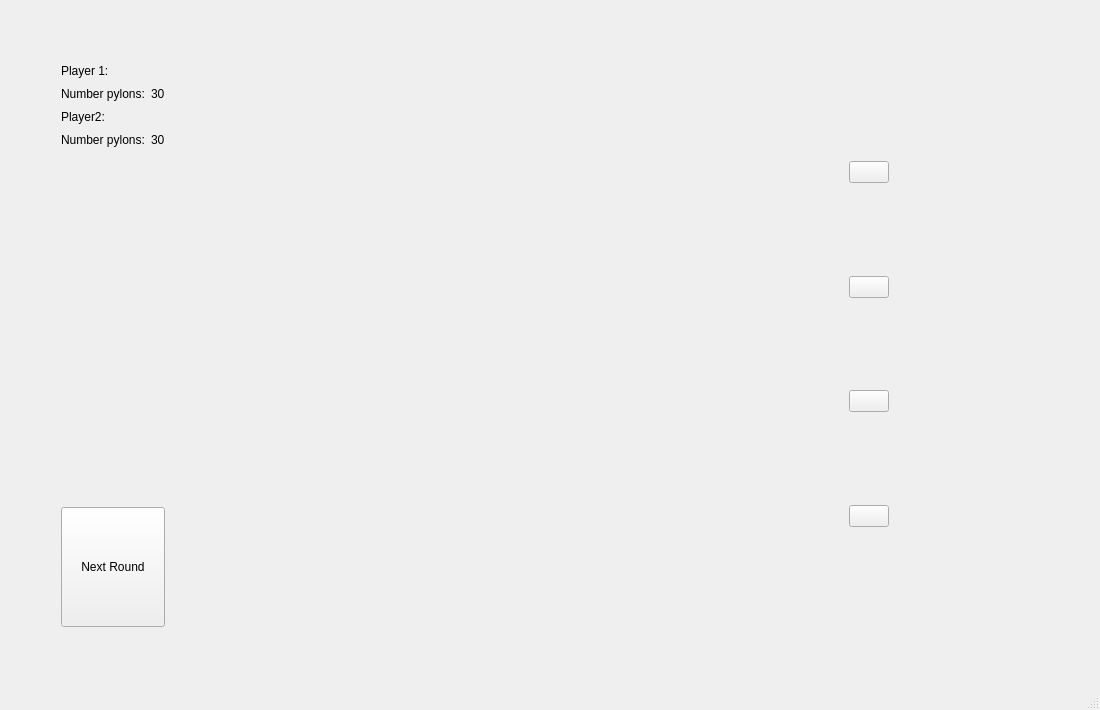
This is GUI/GameWindow.ui in Offuru/Left-4-Code as Qt 5 draws it before an edit. The edited form follows.
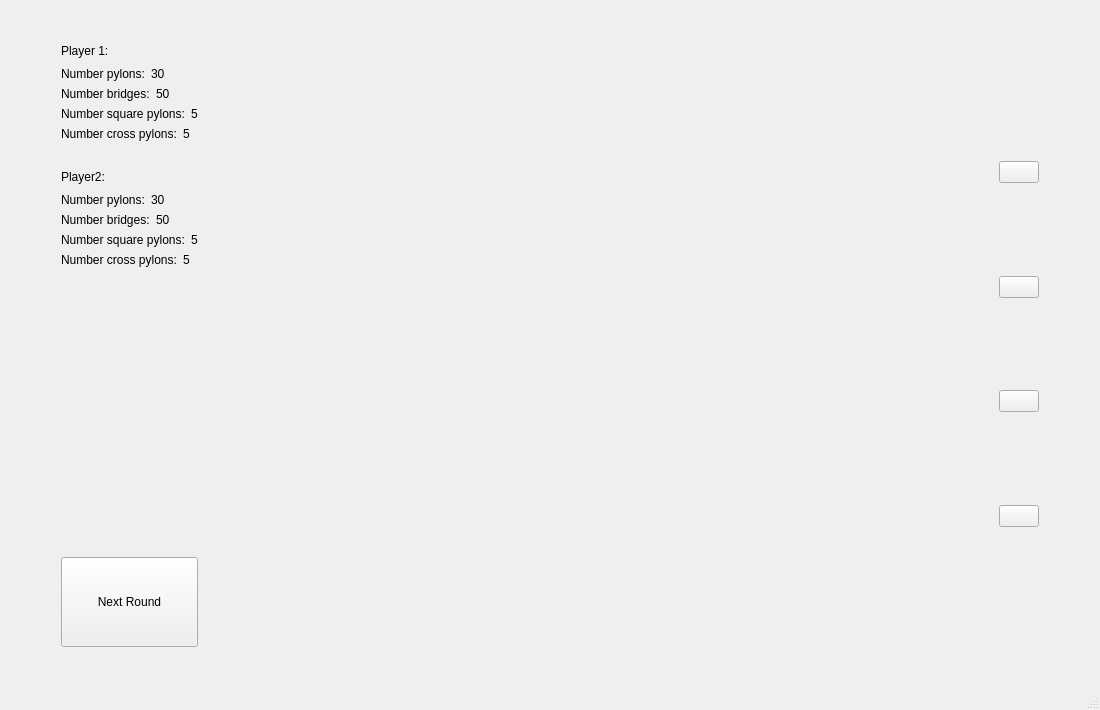
This is the edited form. Icons and pictures are not drawn.

Commit message: Added functionality to change the number of big pylons and bridges Added info about player's number of pylons and bridges on game window Made the debuilder move after a player's turn ended

Diff of the .ui file:
```diff
--- a/GUI/GameWindow.ui
+++ b/GUI/GameWindow.ui
@@ -14,17 +14,17 @@
    <string>GameWindow</string>
   </property>
   <widget class="QWidget" name="centralWidget">
-   <layout class="QHBoxLayout" name="horizontalLayout">
+   <layout class="QHBoxLayout" name="horizontalLayout_2">
     <item>
      <layout class="QGridLayout" name="gridLayout_4">
       <property name="leftMargin">
        <number>50</number>
       </property>
       <property name="topMargin">
-       <number>50</number>
+       <number>30</number>
       </property>
       <property name="bottomMargin">
-       <number>50</number>
+       <number>30</number>
       </property>
       <item row="0" column="0">
        <layout class="QVBoxLayout" name="verticalLayout">
@@ -83,22 +83,85 @@
            </layout>
           </item>
           <item>
-           <layout class="QGridLayout" name="gridLayout_11">
-            <item row="0" column="2">
-             <widget class="QLabel" name="player2NameLabel">
+           <layout class="QGridLayout" name="gridLayout_15">
+            <item row="0" column="1">
+             <widget class="QLabel" name="noBridgesPlayer1Label">
               <property name="text">
-               <string/>
+               <string>50</string>
               </property>
              </widget>
             </item>
             <item row="0" column="0">
+             <widget class="QLabel" name="noBridges1Label">
+              <property name="text">
+               <string>Number bridges:</string>
+              </property>
+             </widget>
+            </item>
+           </layout>
+          </item>
+          <item>
+           <layout class="QGridLayout" name="gridLayout_14">
+            <item row="0" column="0">
+             <widget class="QLabel" name="noSqPylons1Label">
+              <property name="text">
+               <string>Number square pylons:</string>
+              </property>
+             </widget>
+            </item>
+            <item row="0" column="1">
+             <widget class="QLabel" name="noSqPylonsPlayer1Label">
+              <property name="text">
+               <string>5</string>
+              </property>
+             </widget>
+            </item>
+           </layout>
+          </item>
+          <item>
+           <layout class="QGridLayout" name="gridLayout_17">
+            <item row="0" column="1">
+             <widget class="QLabel" name="noCsPylonsPlayer1Label">
+              <property name="text">
+               <string>5</string>
+              </property>
+             </widget>
+            </item>
+            <item row="0" column="0">
+             <widget class="QLabel" name="noCsPylons1Label">
+              <property name="text">
+               <string>Number cross pylons:</string>
+              </property>
+             </widget>
+            </item>
+           </layout>
+          </item>
+          <item>
+           <spacer name="verticalSpacer_2">
+            <property name="orientation">
+             <enum>Qt::Vertical</enum>
+            </property>
+            <property name="sizeType">
+             <enum>QSizePolicy::Fixed</enum>
+            </property>
+            <property name="sizeHint" stdset="0">
+             <size>
+              <width>20</width>
+              <height>20</height>
+             </size>
+            </property>
+           </spacer>
+          </item>
+          <item>
+           <layout class="QHBoxLayout" name="horizontalLayout">
+            <item>
              <widget class="QLabel" name="player2Label">
               <property name="text">
                <string>Player2:</string>
               </property>
              </widget>
             </item>
-            <item row="0" column="1">
+            <item>
              <spacer name="horizontalSpacer_2">
               <property name="orientation">
                <enum>Qt::Horizontal</enum>
@@ -108,23 +171,23 @@
               </property>
               <property name="sizeHint" stdset="0">
                <size>
-                <width>5</width>
+                <width>13</width>
                 <height>20</height>
                </size>
               </property>
              </spacer>
             </item>
+            <item>
+             <widget class="QLabel" name="player2NameLabel">
+              <property name="text">
+               <string/>
+              </property>
+             </widget>
+            </item>
            </layout>
           </item>
           <item>
            <layout class="QGridLayout" name="gridLayout_13">
-            <item row="0" column="0">
-             <widget class="QLabel" name="noPylons2Label">
-              <property name="text">
-               <string>Number pylons:</string>
-              </property>
-             </widget>
-            </item>
             <item row="0" column="1">
              <widget class="QLabel" name="noPylonsPlayer2Label">
               <property name="text">
@@ -132,6 +195,67 @@
               </property>
              </widget>
             </item>
+            <item row="0" column="0">
+             <widget class="QLabel" name="noPylons2Label">
+              <property name="text">
+               <string>Number pylons:</string>
+              </property>
+             </widget>
+            </item>
+           </layout>
+          </item>
+          <item>
+           <layout class="QGridLayout" name="gridLayout_20">
+            <item row="0" column="0">
+             <widget class="QLabel" name="noBridges2Label">
+              <property name="text">
+               <string>Number bridges:</string>
+              </property>
+             </widget>
+            </item>
+            <item row="0" column="1">
+             <widget class="QLabel" name="noBridgesPlayer2Label">
+              <property name="text">
+               <string>50</string>
+              </property>
+             </widget>
+            </item>
+           </layout>
+          </item>
+          <item>
+           <layout class="QGridLayout" name="gridLayout_19">
+            <item row="0" column="0">
+             <widget class="QLabel" name="noSqPylons2Label">
+              <property name="text">
+               <string>Number square pylons:</string>
+              </property>
+             </widget>
+            </item>
+            <item row="0" column="1">
+             <widget class="QLabel" name="noSqPylonsPlayer2Label">
+              <property name="text">
+               <string>5</string>
+              </property>
+             </widget>
+            </item>
+           </layout>
+          </item>
+          <item>
+           <layout class="QGridLayout" name="gridLayout_18">
+            <item row="0" column="0">
+             <widget class="QLabel" name="noCsPylons2Label">
+              <property name="text">
+               <string>Number cross pylons:</string>
+              </property>
+             </widget>
+            </item>
+            <item row="0" column="1">
+             <widget class="QLabel" name="noCsPylonsPlayer2Label">
+              <property name="text">
+               <string>5</string>
+              </property>
+             </widget>
+            </item>
            </layout>
           </item>
          </layout>
@@ -160,12 +284,15 @@
           <property name="maximumSize">
            <size>
             <width>200</width>
-            <height>120</height>
+            <height>90</height>
            </size>
           </property>
           <property name="text">
            <string>Next Round</string>
           </property>
+          <property name="autoRepeatDelay">
+           <number>300</number>
+          </property>
          </widget>
         </item>
        </layout>
@@ -191,7 +318,7 @@
        <number>150</number>
       </property>
       <property name="rightMargin">
-       <number>200</number>
+       <number>50</number>
       </property>
       <property name="bottomMargin">
        <number>150</number>
```
The commit also changes 10 other files.
